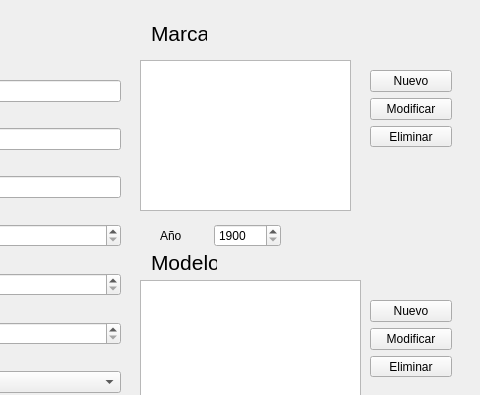
This is guiprod_nuevo.ui in Jose-Cisneros/TallerCTRL as Qt 5 draws it before an edit; both pictures show x 170 to 650 and y 0 to 395 of the 650 by 487 pixel window. The edited form follows.
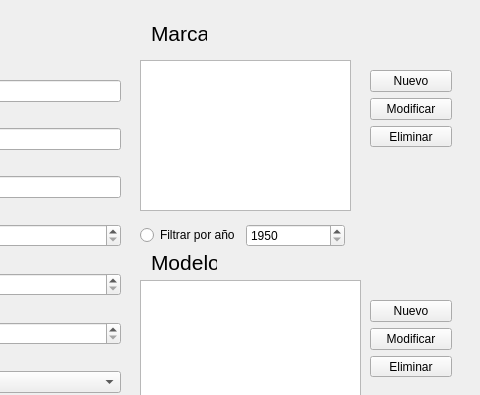
This is the edited form.

Commit message: **Agregando año a los modelos, falta terminar**

Diff of the .ui file:
```diff
--- a/guiprod_nuevo.ui
+++ b/guiprod_nuevo.ui
@@ -317,24 +317,24 @@
   <widget class="QWidget" name="layoutWidget">
    <property name="geometry">
     <rect>
-     <x>330</x>
+     <x>310</x>
      <y>220</y>
-     <width>121</width>
+     <width>205</width>
      <height>31</height>
     </rect>
    </property>
    <layout class="QHBoxLayout" name="horizontalLayout">
     <item>
-     <widget class="QLabel" name="label_18">
+     <widget class="QRadioButton" name="radioButton">
       <property name="text">
-       <string>Año</string>
+       <string>Filtrar por año</string>
       </property>
      </widget>
     </item>
     <item>
      <widget class="QSpinBox" name="spinBox">
       <property name="minimum">
-       <number>1900</number>
+       <number>1950</number>
       </property>
       <property name="maximum">
        <number>20000000</number>
```
The commit also changes 2 other files.
